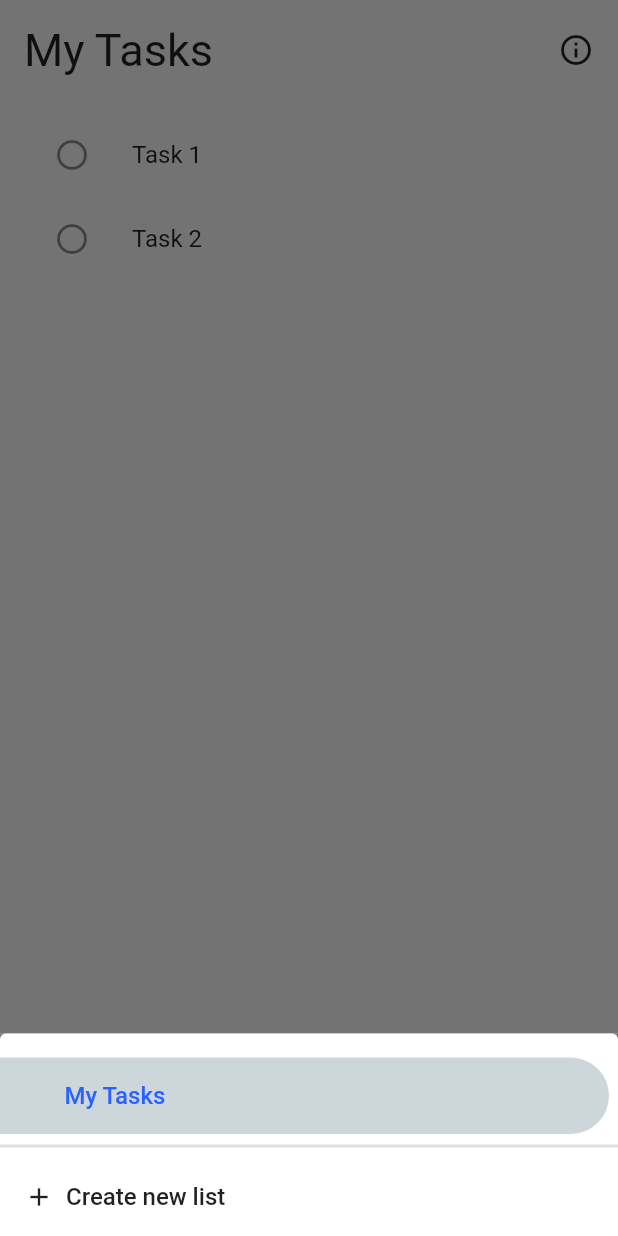
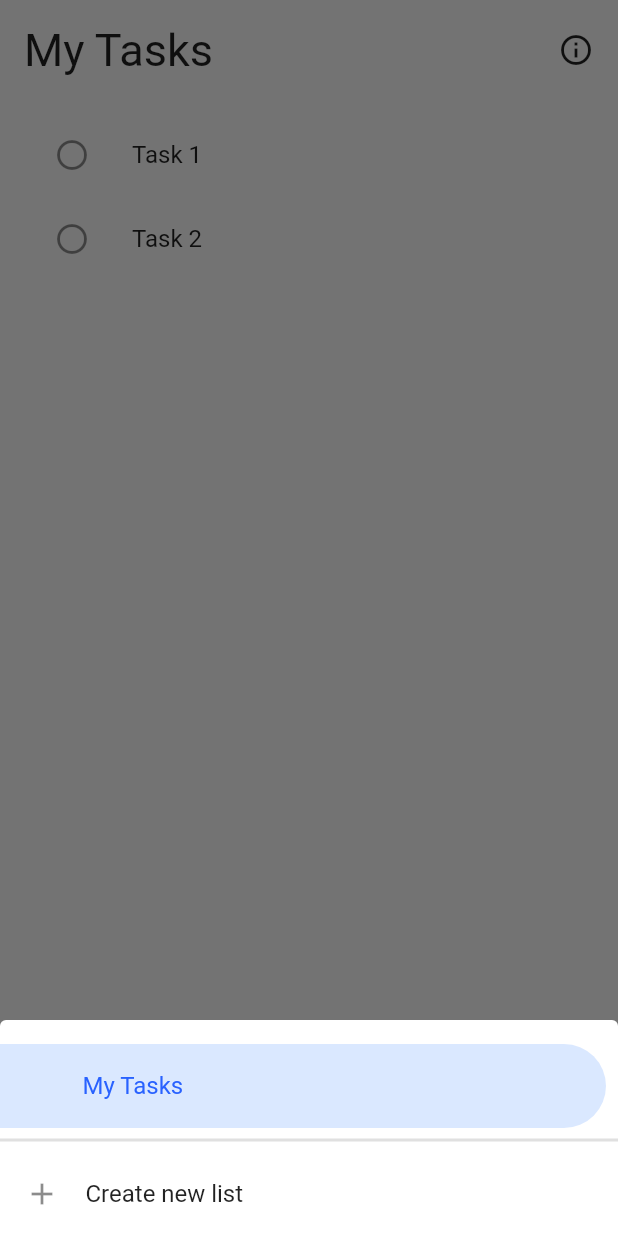
Before and after one commit to alzed/google_tasks_clone, a Flutter app: the screen it shows after launch, after a tap on the "menu" icon, on a phone screen of 412 x 824 dp. Run offline on Flutter 3.47's test engine with Material 2 defaults, Android fonts, the phone set to English and light mode, and no system bars.

Commit message:
Modify to ListTile

```diff
--- a/lib/bottom_tasks_bar.dart
+++ b/lib/bottom_tasks_bar.dart
@@ -44,63 +44,36 @@ class BottomTasksBar extends StatelessWidget {
       child: Column(
         crossAxisAlignment: CrossAxisAlignment.stretch,
         children: [
-          Padding(
-            padding: const EdgeInsets.only(right: 6.0),
-            child: TextButton(
-              onPressed: () {
-                Navigator.of(context).pop();
-              },
-              style: ButtonStyle(
-                backgroundColor:
-                    MaterialStateProperty.all(Colors.blueGrey.withAlpha(80)),
-                shape: MaterialStateProperty.all<RoundedRectangleBorder>(
-                  RoundedRectangleBorder(
+          Container(
+            margin: const EdgeInsets.only(right: 8.0),
+            decoration: BoxDecoration(
+              color: Colors.blueAccent.withAlpha(50),
               borderRadius: BorderRadius.horizontal(
                 right: Radius.circular(30.0),
               ),
             ),
-                ),
-              ),
-              child: Padding(
-                padding:
-                    const EdgeInsets.only(left: 35.0, top: 8.0, bottom: 8.0),
-                child: Align(
-                  alignment: Alignment.topLeft,
-                  child: Text(
+            child: ListTile(
+              title: Text(
                 'My Tasks',
                 style: TextStyle(
                   fontSize: 16.0,
                   color: Colors.blueAccent.shade700,
                 ),
               ),
-                ),
-              ),
+              contentPadding: const EdgeInsets.only(left: 55.0),
+              onTap: () {
+                Navigator.of(context).pop();
+              },
             ),
           ),
           Divider(
             thickness: 2.0,
           ),
-          TextButton(
-            onPressed: () {},
-            child: Row(
-              children: [
-                Padding(
-                  padding: const EdgeInsets.all(8.0),
-                  child: Icon(
-                    Icons.add,
-                    color: Colors.black87,
-                    size: 20.0,
-                  ),
-                ),
-                Text(
-                  'Create new list',
-                  style: TextStyle(
-                    color: Colors.black87,
-                    fontSize: 16.0,
-                  ),
-                ),
-              ],
-            ),
+          ListTile(
+            leading: Icon(Icons.add),
+            title: Text('Create new list'),
+            horizontalTitleGap: 1.0,
+            onTap: () {},
           ),
         ],
       ),
```
Lines whose indentation alone changed are shown as unchanged.
